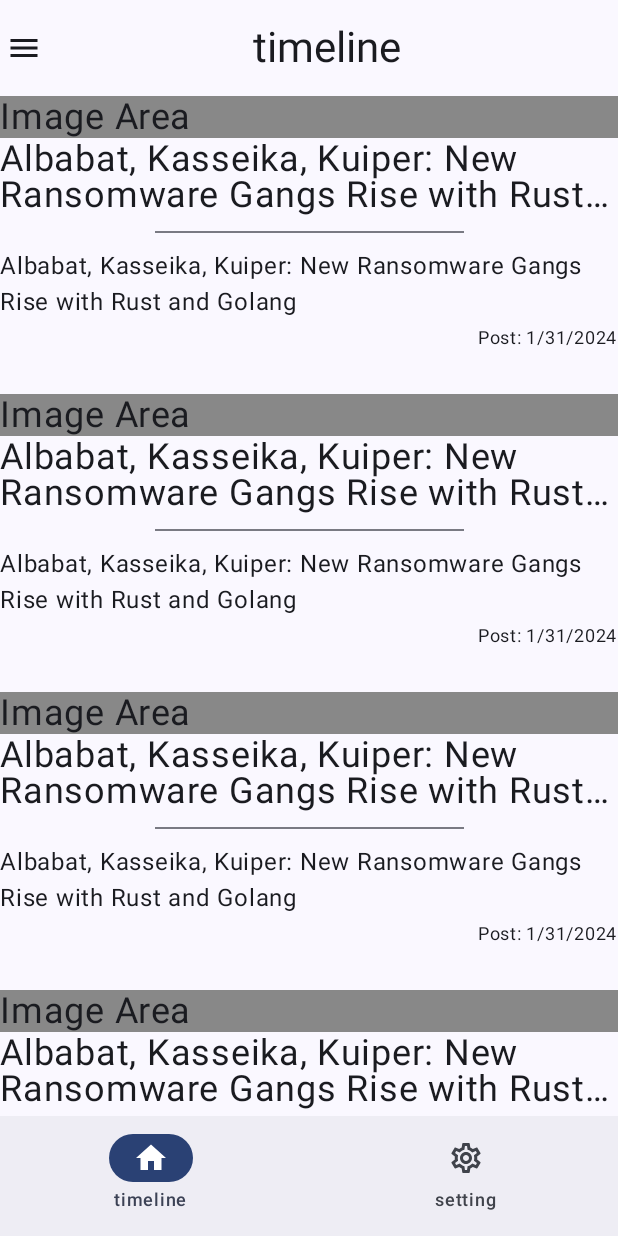
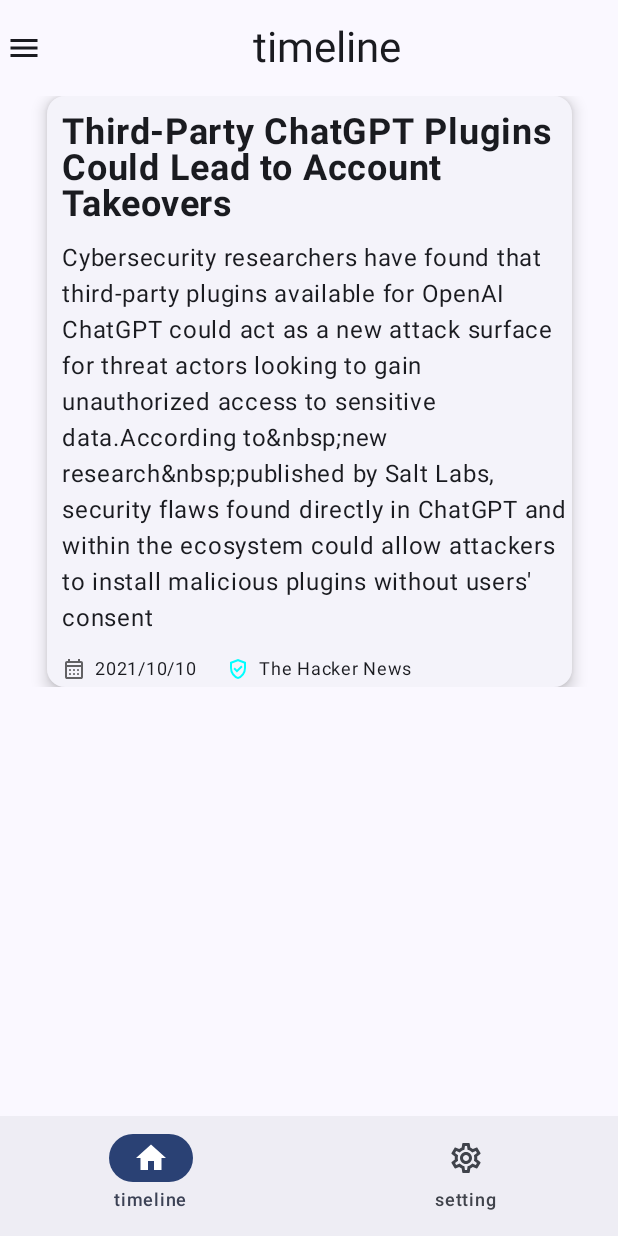
Before and after one commit to aoi-stella/link22, an Android app built with Jetpack Compose: the screen it shows after launch (AppRootActivity), on a phone screen of 412 x 824 dp. Run offline under Robolectric (Android 15) with nearby library versions, the phone set to English and light mode, and no system bars.

Commit message:
modify: replace code to composable ui methods

```diff
--- /dev/null
+++ b/src/presentation/src/main/java/com/aoi/presentation/composables/text_with_drawable/TextWithDrawable.kt
@@ -0,0 +1,44 @@
+package com.aoi.presentation.composables.text_with_drawable
+
+import androidx.compose.foundation.layout.Row
+import androidx.compose.foundation.layout.fillMaxWidth
+import androidx.compose.foundation.layout.padding
+import androidx.compose.foundation.layout.wrapContentWidth
+import androidx.compose.material3.Icon
+import androidx.compose.material3.Text
+import androidx.compose.runtime.Composable
+import androidx.compose.ui.Alignment
+import androidx.compose.ui.Modifier
+import androidx.compose.ui.graphics.Color
+import androidx.compose.ui.res.painterResource
+import androidx.compose.ui.text.style.TextAlign
+import androidx.compose.ui.unit.dp
+import androidx.compose.ui.unit.sp
+import com.aoi.presentation.R
+
+@Composable
+fun TextWithDrawable(
+    drawableId: Int,
+    drawableTInt: Color = Color.Unspecified,
+    content: String,
+    modifier: Modifier = Modifier
+) {
+    Row(modifier = modifier.wrapContentWidth()
+    ){
+        Icon(
+            painter = painterResource(id = drawableId),
+            contentDescription = null,
+            tint = drawableTInt,
+            modifier = Modifier
+                .align(Alignment.CenterVertically)
+        )
+        Text(
+            text = content,
+            fontSize = 12.sp,
+            modifier = Modifier
+                .align(Alignment.CenterVertically)
+                .padding(start = 5.dp),
+            textAlign = TextAlign.Center
+        )
+    }
+}
--- /dev/null
+++ b/src/presentation/src/main/java/com/aoi/presentation/composables/text_with_drawable/TextWithDrawablePreview.kt
@@ -0,0 +1,29 @@
+package com.aoi.presentation.composables.text_with_drawable
+
+import android.content.res.Configuration.UI_MODE_NIGHT_NO
+import android.content.res.Configuration.UI_MODE_NIGHT_YES
+import androidx.compose.runtime.Composable
+import androidx.compose.ui.tooling.preview.Preview
+import com.aoi.presentation.R
+
+/**
+ * PreviewLight
+ *
+ * ライトテーマでのプレビュー用コンポーザブル関数
+ */
+@Composable
+@Preview(showBackground = true, uiMode = UI_MODE_NIGHT_NO)
+fun PreviewLight(){
+    TextWithDrawable(drawableId = R.drawable.verified_user_16px, content = "aoi-stella")
+}
+
+/**
+ * PreviewDark
+ *
+ * ダークテーマでのプレビュー用コンポーザブル関数
+ */
+@Composable
+@Preview(showBackground = true, uiMode = UI_MODE_NIGHT_YES)
+fun PreviewDark(){
+    TextWithDrawable(drawableId = R.drawable.verified_user_16px, content = "aoi-stella")
+}
--- a/src/presentation/src/main/java/com/aoi/presentation/timeline/Timeline.kt
+++ b/src/presentation/src/main/java/com/aoi/presentation/timeline/Timeline.kt
@@ -1,78 +1,87 @@
 package com.aoi.presentation.timeline
 
-import androidx.compose.foundation.background
 import androidx.compose.foundation.layout.Arrangement
 import androidx.compose.foundation.layout.Column
+import androidx.compose.foundation.layout.Row
 import androidx.compose.foundation.layout.fillMaxWidth
-import androidx.compose.foundation.layout.height
 import androidx.compose.foundation.layout.padding
+import androidx.compose.foundation.layout.width
+import androidx.compose.foundation.layout.wrapContentHeight
 import androidx.compose.foundation.lazy.LazyColumn
-import androidx.compose.material3.Divider
+import androidx.compose.material3.CardDefaults
+import androidx.compose.material3.ElevatedCard
 import androidx.compose.material3.Text
 import androidx.compose.runtime.Composable
 import androidx.compose.ui.Alignment
 import androidx.compose.ui.Modifier
 import androidx.compose.ui.graphics.Color
-import androidx.compose.ui.text.style.TextOverflow
+import androidx.compose.ui.text.font.FontWeight
 import androidx.compose.ui.tooling.preview.Preview
 import androidx.compose.ui.unit.dp
 import androidx.compose.ui.unit.sp
+import com.aoi.presentation.R
+import com.aoi.presentation.composables.text_with_drawable.TextWithDrawable
 import com.aoi.presentation.timeline.ui.theme.Link22Theme
 
 @Composable
 fun Timeline() {
     LazyColumn(
+        modifier = Modifier.fillMaxWidth(),
         verticalArrangement = Arrangement.spacedBy(25.dp),
     ) {
-        items(10) {
+        items(1) {
             Column(
-                modifier = Modifier
-                    .fillMaxWidth()
+                modifier = Modifier.fillMaxWidth(),
+                verticalArrangement = Arrangement.Center,
+                horizontalAlignment = Alignment.CenterHorizontally
             ) {
-                Text(
-                    text = "Image Area",
-                    fontSize = 24.sp,
-                    modifier = Modifier
-                        .align(Alignment.CenterHorizontally)
-                        .fillMaxWidth()
-                        .background(Color.Gray)
-                )
-                Text(
-                    text = "Albabat, Kasseika, Kuiper: New Ransomware Gangs Rise with Rust and Golang",
-                    maxLines = 2,
-                    overflow = TextOverflow.Ellipsis,
-                    fontSize = 24.sp,
-                    modifier = Modifier
-                        .align(Alignment.CenterHorizontally)
-                        .padding(0.dp, 0.dp, 0.dp, 10.dp)
-                )
-                Divider(
-                    modifier = Modifier
-                        .height(1.25.dp)
-                        .fillParentMaxWidth(.5f)
-                        .background(Color.Gray)
-                        .align(Alignment.CenterHorizontally)
-                )
-                Text(
-                    text = "Albabat, Kasseika, Kuiper: New Ransomware Gangs Rise with Rust and Golang",
-                    maxLines = 5,
-                    overflow = TextOverflow.Ellipsis,
-                    fontSize = 16.sp,
-                    modifier = Modifier
-                        .align(Alignment.CenterHorizontally)
-                        .padding(0.dp, 10.dp, 0.dp, 0.dp)
-                )
-                Text(
-                    text = "Post: 1/31/2024",
-                    fontSize = 12.sp,
-                    modifier = Modifier
-                        .align(Alignment.End)
-                )
+                ArticleCard()
             }
         }
     }
 }
 
+@Composable
+fun ArticleCard() {
+    ElevatedCard(
+        elevation = CardDefaults.cardElevation(
+            defaultElevation = 6.dp
+        ),
+        modifier = Modifier
+            .width(350.dp)
+            .wrapContentHeight()
+    ) {
+        //タイトル
+        Text(
+            text = "Third-Party ChatGPT Plugins Could Lead to Account Takeovers",
+            fontSize = 24.sp,
+            fontWeight = FontWeight.Bold,
+            modifier = Modifier.padding(10.dp, 10.dp, 0.dp, 0.dp),
+        )
+        //記事
+        Text(
+            text = "Cybersecurity researchers have found that third-party plugins available for OpenAI ChatGPT could act as a new attack surface for threat actors looking to gain unauthorized access to sensitive data.According to&nbsp;new research&nbsp;published by Salt Labs, security flaws found directly in ChatGPT and within the ecosystem could allow attackers to install malicious plugins without users' consent",
+            fontSize = 16.sp,
+            modifier = Modifier.padding(10.dp, 10.dp, 0.dp, 0.dp),
+        )
+        Row(modifier = Modifier
+            .fillMaxWidth()
+            .wrapContentHeight()
+            .padding(top = 10.dp)){
+            TextWithDrawable(
+                drawableId = R.drawable.ic_calendar_16px,
+                content = "2021/10/10",
+                modifier = Modifier.padding(start = 10.dp)
+            )
+            TextWithDrawable(
+                drawableId = R.drawable.verified_user_16px,
+                drawableTInt = Color.Cyan,
+                content = "The Hacker News",
+                modifier = Modifier.padding(start = 20.dp)
+            )
+        }
+    }
+}
 
 @Preview(showBackground = true)
 @Composable
```
